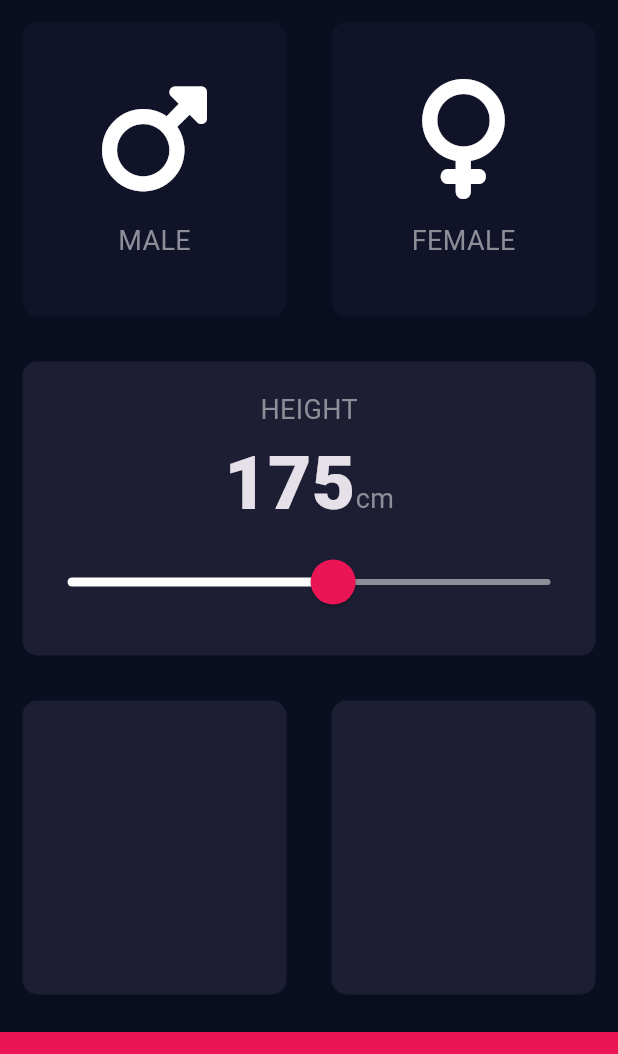
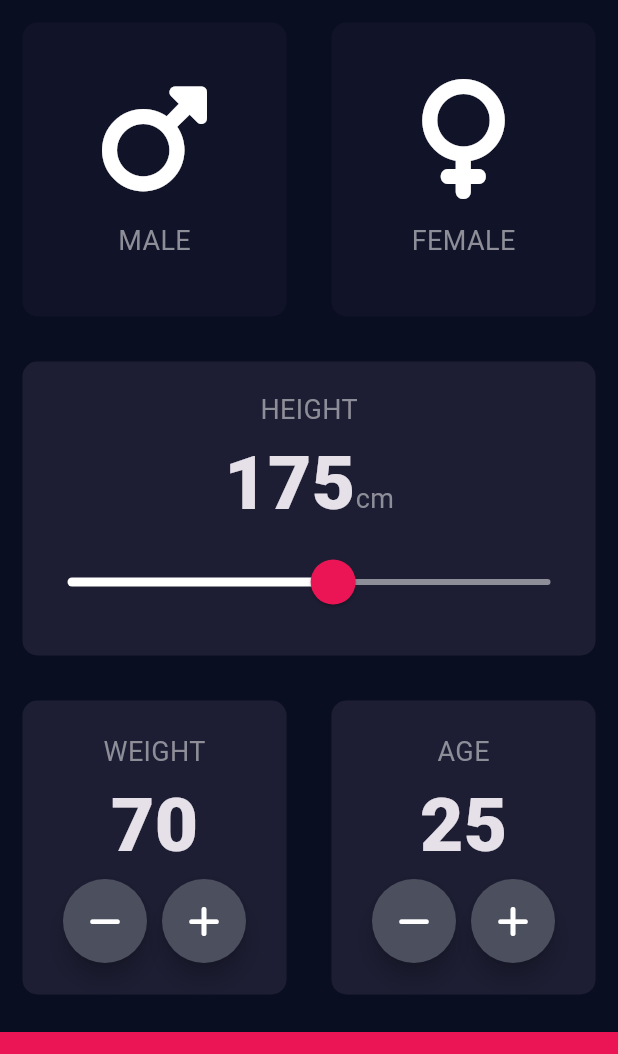
Before and after one commit to alexanderhertsyk/flutter_bmi_calculator, a Flutter app: the screen it shows after launch, on a phone screen of 412 x 824 dp, the part 84-1138 px from its top. Run offline on Flutter 3.47's test engine with Material 3 defaults, Android fonts, the phone set to English and light mode, and no system bars; our stand-ins replace font_awesome_flutter.

Commit message:
Added custom RoundIconButton for the changing weight/age. Added weight & age functionality.

```diff
--- a/lib/constants.dart
+++ b/lib/constants.dart
@@ -4,6 +4,7 @@ const kActiveCardColor = Color(0xFF1D1E33);
 const kInactiveCardColor = Color(0xFF111328);
 const kBottomContainerHeight = 80.0;
 const kSliderInactiveColor = Color(0xFF8D8E98);
+const kButtonBackgroundColor = Color(0xFF4C4F5E);
 const kBottomContainerColor = Color(0xFFEB1555);
 
 const kLabelTextStyle = TextStyle(
--- a/lib/input_page.dart
+++ b/lib/input_page.dart
@@ -4,6 +4,7 @@ import 'package:font_awesome_flutter/font_awesome_flutter.dart';
 import 'constants.dart';
 import 'icon_card.dart';
 import 'reusable_card.dart';
+import 'round_icon_button.dart';
 
 enum Gender { male, female }
 
@@ -17,6 +18,8 @@ class InputPage extends StatefulWidget {
 class _InputPageState extends State<InputPage> {
   Gender? _selectedGender;
   int _height = 175;
+  int _weight = 70;
+  int _age = 25;
 
   @override
   Widget build(BuildContext context) {
@@ -107,11 +110,77 @@ class _InputPageState extends State<InputPage> {
               ),
             ),
           ),
-          const Expanded(
+          Expanded(
             child: Row(
               children: [
-                Expanded(child: ReusableCard(color: kActiveCardColor)),
-                Expanded(child: ReusableCard(color: kActiveCardColor)),
+                Expanded(
+                    child: ReusableCard(
+                  color: kActiveCardColor,
+                  child: Column(
+                    mainAxisAlignment: MainAxisAlignment.center,
+                    children: [
+                      const Text(
+                        'WEIGHT',
+                        style: kLabelTextStyle,
+                      ),
+                      Text(
+                        _weight.toString(),
+                        style: kNumberTextStyle,
+                      ),
+                      Row(
+                        mainAxisAlignment: MainAxisAlignment.center,
+                        children: [
+                          RoundIconButton(
+                            FontAwesomeIcons.minus,
+                            press: () =>
+                                _weight > 30 ? setState(() => _weight--) : null,
+                          ),
+                          const SizedBox(width: 10.0),
+                          RoundIconButton(
+                            FontAwesomeIcons.plus,
+                            press: () => _weight < 300
+                                ? setState(() => _weight++)
+                                : null,
+                          ),
+                        ],
+                      )
+                    ],
+                  ),
+                )),
+                Expanded(
+                  child: ReusableCard(
+                    color: kActiveCardColor,
+                    child: Column(
+                      mainAxisAlignment: MainAxisAlignment.center,
+                      children: [
+                        const Text(
+                          'AGE',
+                          style: kLabelTextStyle,
+                        ),
+                        Text(
+                          _age.toString(),
+                          style: kNumberTextStyle,
+                        ),
+                        Row(
+                          mainAxisAlignment: MainAxisAlignment.center,
+                          children: [
+                            RoundIconButton(
+                              FontAwesomeIcons.minus,
+                              press: () =>
+                                  _age > 0 ? setState(() => _age--) : null,
+                            ),
+                            const SizedBox(width: 10.0),
+                            RoundIconButton(
+                              FontAwesomeIcons.plus,
+                              press: () =>
+                                  _age < 130 ? setState(() => _age++) : null,
+                            ),
+                          ],
+                        )
+                      ],
+                    ),
+                  ),
+                ),
               ],
             ),
           ),
--- /dev/null
+++ b/lib/round_icon_button.dart
@@ -0,0 +1,25 @@
+import 'package:flutter/material.dart';
+
+import 'constants.dart';
+
+class RoundIconButton extends StatelessWidget {
+  const RoundIconButton(this.icon, {super.key, required this.press});
+
+  final IconData? icon;
+  final VoidCallback? press;
+
+  @override
+  Widget build(BuildContext context) {
+    return RawMaterialButton(
+      onPressed: press,
+      elevation: 6.0,
+      constraints: const BoxConstraints.tightFor(
+        width: 56.0,
+        height: 56.0,
+      ),
+      shape: const CircleBorder(),
+      fillColor: kButtonBackgroundColor,
+      child: Icon(icon),
+    );
+  }
+}
```
